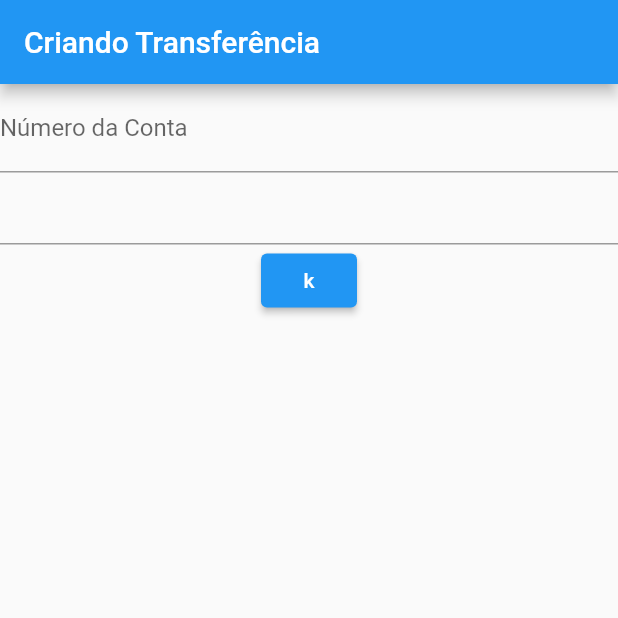
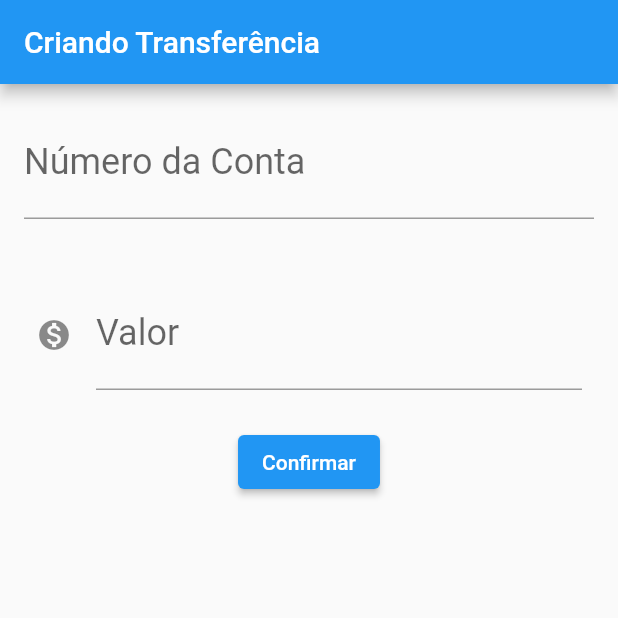
Before and after one commit to Gilmar-moraes/bytebank-alura-flutter, a Flutter app: the screen it shows after launch, on a phone screen of 412 x 824 dp, the top half of it. Run offline on Flutter 3.47's test engine with Material 2 defaults, Android fonts, the phone set to English and light mode, and no system bars.

Commit message:
criação do formulário e criação de transferência

```diff
--- a/lib/main.dart
+++ b/lib/main.dart
@@ -14,27 +14,54 @@ class ByteBankApp extends StatelessWidget {
 }
 
 class FormularioTransferencia extends StatelessWidget {
+  final TextEditingController _textControllerNumConta = TextEditingController();
+  final TextEditingController _textControllerValor = TextEditingController();
+
   @override
   Widget build(BuildContext context) {
     // TODO: implement build
     return Scaffold(
       appBar: AppBar(
-        title:
-          Text('Criando Transferência'),
+        title: Text('Criando Transferência'),
       ),
       body: Column(
         children: <Widget>[
-          TextField(
-            style: TextStyle(
-              fontSize: 16.0
-            ),
-            decoration: InputDecoration(
-              labelText: 'Número da Conta',
-              hintText: '0000'
+          Padding(
+            //numero da conta
+            padding: const EdgeInsets.all(16.0),
+            child: TextField(
+              controller: _textControllerNumConta,
+              style: TextStyle(fontSize: 24.0),
+              decoration: InputDecoration(
+                  labelText: 'Número da Conta', hintText: '0000'),
+              keyboardType: TextInputType.number,
             ),
           ),
-          TextField(),
-          ElevatedButton(onPressed: (){}, child: Text("k")),
+          Padding(
+            //Campo valor
+            padding: const EdgeInsets.all(24.0),
+            child: TextField(
+              controller: _textControllerValor,
+              style: TextStyle(fontSize: 24.0),
+              decoration: InputDecoration(
+                  icon: Icon(Icons.monetization_on),
+                  labelText: 'Valor',
+                  hintText: '0.0'),
+              keyboardType: TextInputType.number,
+            ),
+          ),
+          ElevatedButton(
+            onPressed: () {
+              debugPrint('clicou no confirmar');
+              final int numeroConta = int.parse(_textControllerNumConta.text);
+              final double valor = double.parse(_textControllerValor.text);
+              if (numeroConta != null && valor != null) {
+                final transferenciaCriada = Transferencia(valor, numeroConta);
+                debugPrint('$transferenciaCriada');
+              }
+            },
+            child: Text("Confirmar"),
+          ),
         ],
       ),
     );
@@ -87,4 +114,9 @@ class Transferencia {
   final int numeroConta;
 
   Transferencia(this.valor, this.numeroConta);
+
+  @override
+  String toString() {
+    return 'Transferencia{valor: $valor, numeroConta: $numeroConta}';
+  }
 }
```
